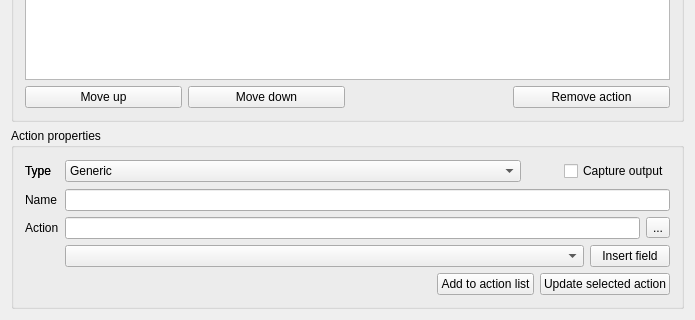
This is src/ui/qgsattributeactiondialogbase.ui in kadas-albireo/kadas-albireo as Qt 5 draws it before an edit; both pictures show x 0 to 695 and y 156 to 476 of the 695 by 476 pixel window. The edited form follows.
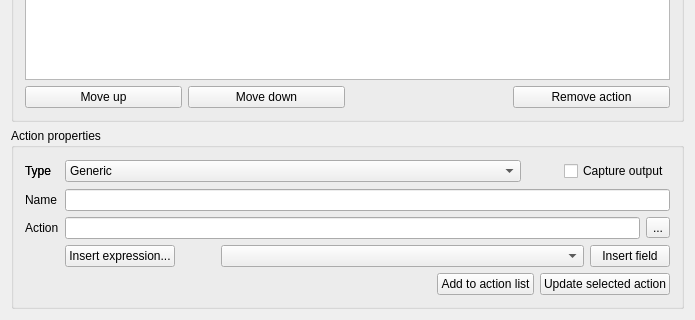
This is the edited form.

Commit message: [FEATURE] use expressions engine to evaluate feature actions work done for Regione Toscana-SIGTA

Patch:
```diff
--- a/src/ui/qgsattributeactiondialogbase.ui
+++ b/src/ui/qgsattributeactiondialogbase.ui
@@ -253,6 +253,38 @@
       </item>
       <item row="3" column="1">
        <layout class="QHBoxLayout" name="horizontalLayout_2">
+        <item>
+         <widget class="QPushButton" name="insertExpressionButton">
+          <property name="sizePolicy">
+           <sizepolicy hsizetype="Fixed" vsizetype="Fixed">
+            <horstretch>0</horstretch>
+            <verstretch>0</verstretch>
+           </sizepolicy>
+          </property>
+          <property name="toolTip">
+           <string>Inserts an expression into the action</string>
+          </property>
+          <property name="text">
+           <string>Insert expression...</string>
+          </property>
+         </widget>
+        </item>
+        <item>
+         <spacer name="horizontalSpacer_2">
+          <property name="orientation">
+           <enum>Qt::Horizontal</enum>
+          </property>
+          <property name="sizeType">
+           <enum>QSizePolicy::Fixed</enum>
+          </property>
+          <property name="sizeHint" stdset="0">
+           <size>
+            <width>40</width>
+            <height>20</height>
+           </size>
+          </property>
+         </spacer>
+        </item>
         <item>
          <widget class="QComboBox" name="fieldComboBox">
           <property name="toolTip">
```
The commit also changes 8 other files.
